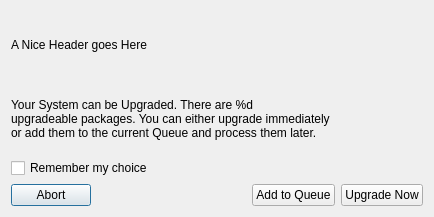
Before: the Qt Designer form trunk/ui/upgradeDialog.ui in drf/shaman1, drawn with Qt 5.
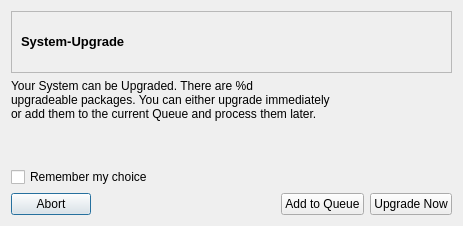
After: the same form once the commit is applied. Icons and pictures are not drawn.

The edit to the form file:
```diff
--- a/trunk/ui/upgradeDialog.ui
+++ b/trunk/ui/upgradeDialog.ui
@@ -5,25 +5,18 @@
    <rect>
     <x>0</x>
     <y>0</y>
-    <width>434</width>
-    <height>217</height>
+    <width>463</width>
+    <height>226</height>
    </rect>
   </property>
   <property name="windowTitle" >
    <string>System Upgrade</string>
   </property>
   <layout class="QGridLayout" >
-   <item row="0" column="1" >
+   <item row="1" column="1" >
     <layout class="QVBoxLayout" >
      <item>
       <layout class="QVBoxLayout" >
-       <item>
-        <widget class="QLabel" name="label_2" >
-         <property name="text" >
-          <string>A Nice Header goes Here</string>
-         </property>
-        </widget>
-       </item>
        <item>
         <widget class="QLabel" name="upgradeMessage" >
          <property name="text" >
@@ -39,6 +32,22 @@
          </property>
         </widget>
        </item>
+       <item>
+        <spacer>
+         <property name="orientation" >
+          <enum>Qt::Vertical</enum>
+         </property>
+         <property name="sizeType" >
+          <enum>QSizePolicy::Fixed</enum>
+         </property>
+         <property name="sizeHint" >
+          <size>
+           <width>20</width>
+           <height>40</height>
+          </size>
+         </property>
+        </spacer>
+       </item>
       </layout>
      </item>
      <item>
@@ -50,7 +59,7 @@
      </item>
     </layout>
    </item>
-   <item row="1" column="1" >
+   <item row="2" column="1" >
     <layout class="QHBoxLayout" >
      <item>
       <widget class="QPushButton" name="abortButton" >
@@ -88,6 +97,53 @@
      </item>
     </layout>
    </item>
+   <item row="0" column="1" >
+    <widget class="QFrame" name="frame" >
+     <property name="frameShape" >
+      <enum>QFrame::StyledPanel</enum>
+     </property>
+     <property name="frameShadow" >
+      <enum>QFrame::Sunken</enum>
+     </property>
+     <layout class="QGridLayout" >
+      <item row="0" column="0" >
+       <widget class="QLabel" name="label" >
+        <property name="text" >
+         <string>&lt;html>&lt;head>&lt;meta name="qrichtext" content="1" />&lt;style type="text/css">
+p, li { white-space: pre-wrap; }
+&lt;/style>&lt;/head>&lt;body style=" font-family:'Sans Serif'; font-size:10pt; font-weight:400; font-style:normal;">
+&lt;p style=" margin-top:0px; margin-bottom:0px; margin-left:0px; margin-right:0px; -qt-block-indent:0; text-indent:0px;">&lt;span style=" font-weight:600;">System-Upgrade&lt;/span>&lt;/p>&lt;/body>&lt;/html></string>
+        </property>
+       </widget>
+      </item>
+      <item row="0" column="1" >
+       <widget class="QLabel" name="label_2" >
+        <property name="sizePolicy" >
+         <sizepolicy vsizetype="Maximum" hsizetype="Maximum" >
+          <horstretch>0</horstretch>
+          <verstretch>0</verstretch>
+         </sizepolicy>
+        </property>
+        <property name="minimumSize" >
+         <size>
+          <width>32</width>
+          <height>32</height>
+         </size>
+        </property>
+        <property name="text" >
+         <string/>
+        </property>
+        <property name="pixmap" >
+         <pixmap resource="qtpacman.qrc" >:/Icons/icons/edit-redo.png</pixmap>
+        </property>
+        <property name="scaledContents" >
+         <bool>true</bool>
+        </property>
+       </widget>
+      </item>
+     </layout>
+    </widget>
+   </item>
   </layout>
  </widget>
  <resources/>
```
Left out of the diff: 13 changed lines with no effect on the pictures.
